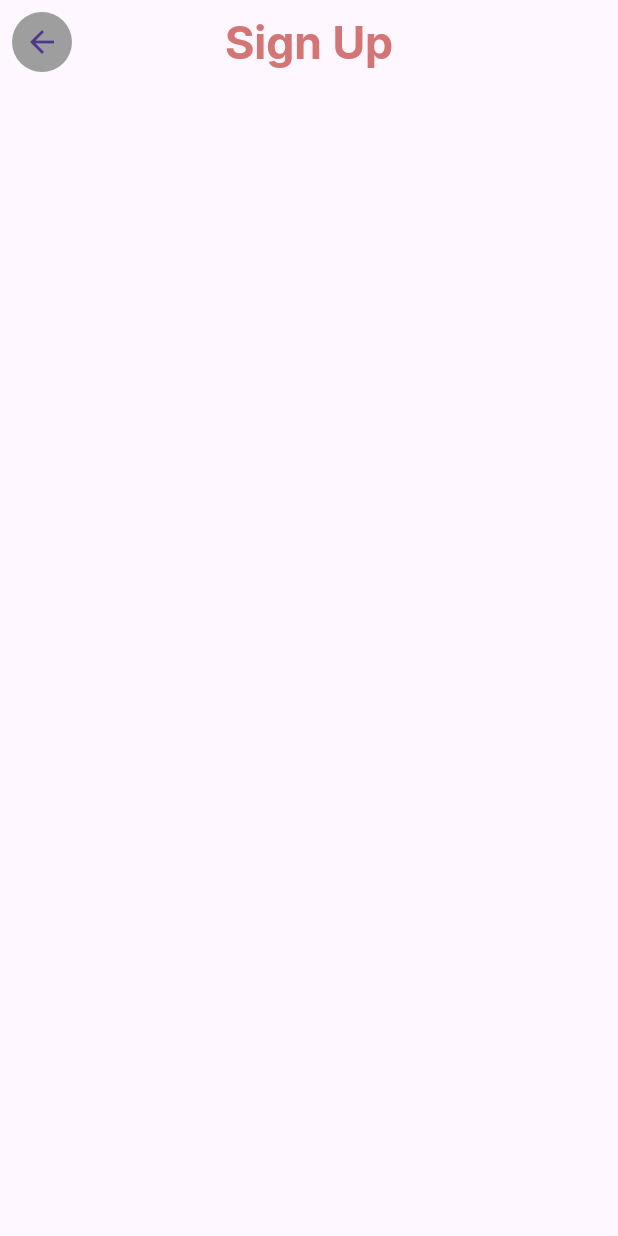
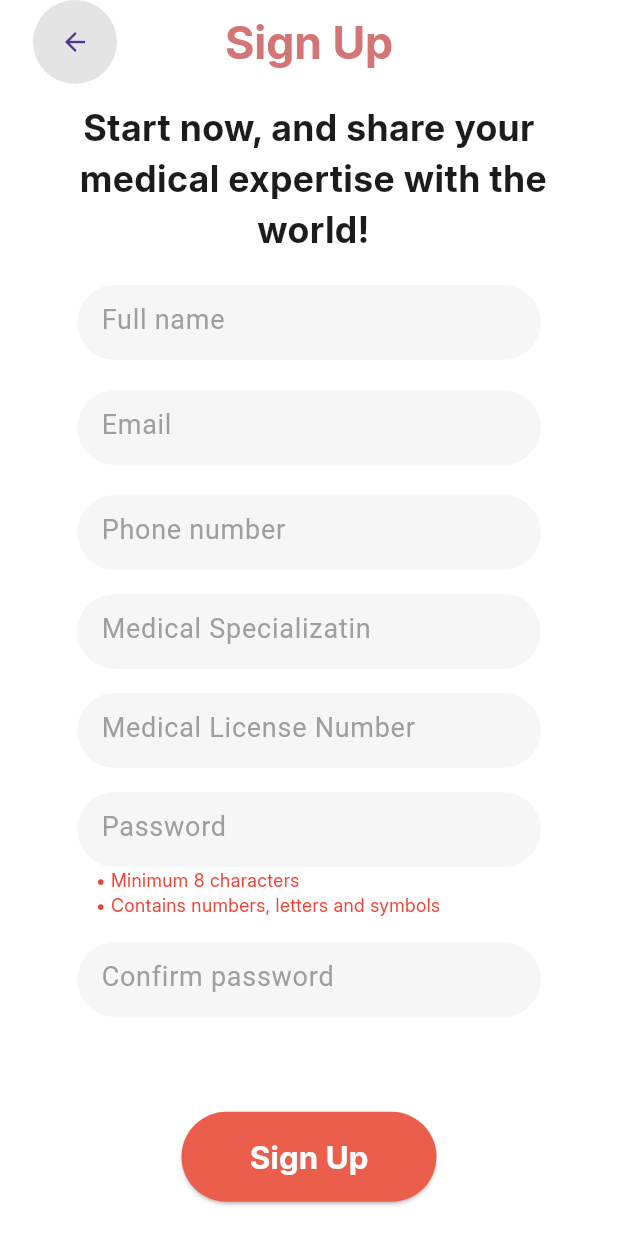
Before and after one commit to anasmohamed13/graduation_project, a Flutter app: the LoginPage screen opened directly, after a tap on an icon or button, on a phone screen of 412 x 824 dp. Run offline on Flutter 3.47's test engine with Material 3 defaults, Android fonts, the phone set to English and light mode, and no system bars.

Commit message:
finish design sign up for doctor and parnet

```diff
--- a/lib/ui/screen/sign/login/login_page.dart
+++ b/lib/ui/screen/sign/login/login_page.dart
@@ -2,6 +2,7 @@
 
 import 'package:flutter/material.dart';
 import 'package:garduationproject/ui/screen/sign/signup/signup-doctor/sign_up_doctor.dart';
+import 'package:garduationproject/ui/screen/sign/signup/signup-parent/sign_up_parent.dart';
 import 'package:garduationproject/ui/util/app_assets.dart';
 import 'package:garduationproject/ui/util/build_elevated_button.dart';
 import 'package:garduationproject/ui/util/build_text_field.dart';
@@ -178,7 +179,11 @@ class _LoginPageState extends State<LoginPage> {
               ),
               TextButton(
                 onPressed: () {
-                  Navigator.pushNamed(context, SignUpDoctor.routeName);
+                  if (widget.user == 'Doctor') {
+                    Navigator.pushNamed(context, SignUpDoctor.routeName);
+                  } else {
+                    Navigator.pushNamed(context, SignUpParent.routeName);
+                  }
                 },
                 child: const Text(
                   'haven`t account?',
@@ -212,7 +217,7 @@ class _LoginPageState extends State<LoginPage> {
               const SizedBox(height: 20),
               const ChoosingLogin(),
               const SizedBox(height: 20),
-              buildElevatedButton('login'),
+              buildElevatedButton('login', const Color(0xff5c7ad4), 40, 350),
             ],
           ),
         ),
--- a/lib/ui/screen/sign/signup/sign_up_page.dart
+++ b/lib/ui/screen/sign/signup/sign_up_page.dart
@@ -1,7 +1,12 @@
+// ignore_for_file: avoid_unnecessary_containers
+
 import 'package:flutter/material.dart';
+import 'package:garduationproject/ui/util/build_elevated_button.dart';
+import 'package:garduationproject/ui/widget/text_form_field_sign.dart';
 
 class SignUpPage extends StatefulWidget {
-  const SignUpPage({super.key});
+  final String userType;
+  const SignUpPage({super.key, required this.userType});
 
   @override
   State<SignUpPage> createState() => _SignUpPageState();
@@ -11,7 +16,9 @@ class _SignUpPageState extends State<SignUpPage> {
   @override
   Widget build(BuildContext context) {
     return Scaffold(
+      backgroundColor: Colors.white,
       appBar: AppBar(
+        backgroundColor: Colors.transparent,
         centerTitle: true,
         title: const Text(
           "Sign Up",
@@ -22,18 +29,128 @@ class _SignUpPageState extends State<SignUpPage> {
             fontWeight: FontWeight.bold,
           ),
         ),
-        leading: Padding(
-          padding: const EdgeInsets.all(8.0),
-          child: CircleAvatar(
-            backgroundColor: Colors.grey,
-            child: IconButton(
-                onPressed: () {}, icon: const Icon(Icons.arrow_back)),
+        leadingWidth: 100,
+        leading: CircleAvatar(
+          radius: 3,
+          backgroundColor: const Color(0xffe4e4e4),
+          child: IconButton(
+            onPressed: () {
+              Navigator.pop(context);
+            },
+            icon: const Icon(Icons.arrow_back),
+            iconSize: 20,
           ),
         ),
       ),
-      body: const Column(
-        mainAxisAlignment: MainAxisAlignment.start,
-        children: [],
+      body: Center(
+        child: Stack(
+          children: [
+            Column(
+              children: [
+                const SizedBox(
+                  height: 12,
+                ),
+                const Text(
+                  'Start now, and share your\n medical expertise with the\n world!',
+                  style: TextStyle(
+                    fontFamily: 'inter',
+                    fontSize: 24,
+                    fontWeight: FontWeight.w600,
+                  ),
+                  textAlign: TextAlign.center,
+                ),
+                const SizedBox(
+                  height: 20,
+                ),
+                TextFormFieldSign(
+                    hintText: 'Full name',
+                    vlaidatorErorr: '',
+                    controller: null,
+                    borderSide: BorderSide.none,
+                    borderRadius: BorderRadius.circular(30)),
+                const SizedBox(
+                  height: 20,
+                ),
+                TextFormFieldSign(
+                    hintText: 'Email',
+                    vlaidatorErorr: '',
+                    controller: null,
+                    borderSide: BorderSide.none,
+                    borderRadius: BorderRadius.circular(30)),
+                const SizedBox(
+                  height: 20,
+                ),
+                TextFormFieldSign(
+                    hintText: 'Phone number',
+                    vlaidatorErorr: '',
+                    controller: null,
+                    borderSide: BorderSide.none,
+                    borderRadius: BorderRadius.circular(30)),
+                const SizedBox(
+                  height: 16,
+                ),
+                if (widget.userType == 'Doctor') ...[
+                  TextFormFieldSign(
+                      hintText: 'Medical Specializatin',
+                      vlaidatorErorr: '',
+                      controller: null,
+                      borderSide: BorderSide.none,
+                      borderRadius: BorderRadius.circular(30)),
+                  const SizedBox(
+                    height: 16,
+                  ),
+                  TextFormFieldSign(
+                      hintText: 'Medical License Number',
+                      vlaidatorErorr: '',
+                      controller: null,
+                      borderSide: BorderSide.none,
+                      borderRadius: BorderRadius.circular(30)),
+                ],
+                const SizedBox(
+                  height: 16,
+                ),
+                TextFormFieldSign(
+                    hintText: 'Password',
+                    vlaidatorErorr: '',
+                    controller: null,
+                    borderSide: BorderSide.none,
+                    borderRadius: BorderRadius.circular(30)),
+                const Align(
+                  alignment: Alignment(-0.3, 2),
+                  child: Text(
+                    '• Minimum 8 characters\n• Contains numbers, letters and symbols',
+                    style: TextStyle(
+                        color: Colors.red,
+                        fontSize: 12,
+                        fontFamily: 'inter',
+                        fontWeight: FontWeight.w500),
+                    textAlign: TextAlign.start,
+                  ),
+                ),
+                const SizedBox(
+                  height: 16,
+                ),
+                TextFormFieldSign(
+                    hintText: 'Confirm password',
+                    vlaidatorErorr: '',
+                    controller: null,
+                    borderSide: BorderSide.none,
+                    borderRadius: BorderRadius.circular(30)),
+                const SizedBox(
+                  height: 10,
+                ),
+                const Spacer(
+                  flex: 7,
+                ),
+                buildElevatedButton(
+                    'Sign Up', const Color(0xffec5e4c), 60, 170),
+                const Spacer(
+                  flex: 3,
+                ),
+              ],
+            ),
+          ],
+        ),
       ),
     );
   }
--- a/lib/ui/screen/sign/signup/signup-doctor/sign_up_doctor.dart
+++ b/lib/ui/screen/sign/signup/signup-doctor/sign_up_doctor.dart
@@ -7,6 +7,8 @@ class SignUpDoctor extends StatelessWidget {
 
   @override
   Widget build(BuildContext context) {
-    return const SignUpPage();
+    return const SignUpPage(
+      userType: 'Doctor',
+    );
   }
 }
--- a/lib/ui/screen/sign/signup/signup-parent/sign_up_parent.dart
+++ b/lib/ui/screen/sign/signup/signup-parent/sign_up_parent.dart
@@ -1,4 +1,5 @@
 import 'package:flutter/material.dart';
+import 'package:garduationproject/ui/screen/sign/signup/sign_up_page.dart';
 
 class SignUpParent extends StatelessWidget {
   static const String routeName = 'SignUpParent';
@@ -6,6 +7,8 @@ class SignUpParent extends StatelessWidget {
 
   @override
   Widget build(BuildContext context) {
-    return const Placeholder();
+    return const SignUpPage(
+      userType: 'Parent',
+    );
   }
 }
--- a/lib/ui/screen/sign/signup/signup-patient/sign_up_patient.dart
+++ b/lib/ui/screen/sign/signup/signup-patient/sign_up_patient.dart
@@ -55,7 +55,7 @@ class _SignUpPatientState extends State<SignUpPatient> {
                   const SizedBox(
                     height: 25,
                   ),
-                  BuildTextFormFiled(
+                  BuildTextFormFiledpatient(
                     hintText: null,
                     text: 'First Name',
                     vlaidatorErorr: 'Enter your first name',
@@ -72,7 +72,7 @@ class _SignUpPatientState extends State<SignUpPatient> {
                       Expanded(child: buildGenderDropDown()),
                       const SizedBox(width: 50),
                       Expanded(
-                        child: BuildTextFormFiled(
+                        child: BuildTextFormFiledpatient(
                           hintText: null,
                           text: 'Age',
                           vlaidatorErorr: 'eneter your age',
@@ -86,7 +86,7 @@ class _SignUpPatientState extends State<SignUpPatient> {
                   const SizedBox(
                     height: 16,
                   ),
-                  BuildTextFormFiled(
+                  BuildTextFormFiledpatient(
                     hintText: null,
                     text: 'Parent Email',
                     vlaidatorErorr: 'eneter your parent email',
@@ -97,7 +97,7 @@ class _SignUpPatientState extends State<SignUpPatient> {
                   const SizedBox(
                     height: 20,
                   ),
-                  BuildTextFormFiled(
+                  BuildTextFormFiledpatient(
                     hintText:
                         '1-3 favorite things like... trucks, zoo animals, books, to include throughout.',
                     text: 'physical description',
--- a/lib/ui/util/app_assets.dart
+++ b/lib/ui/util/app_assets.dart
@@ -19,4 +19,5 @@ abstract class AppAssets {
   static const String backPatientIcon = 'assets/image/backpatienticon.png';
   static const String cuteCat = 'assets/image/cuteCat.gif';
   static const String groupCuteCat = 'assets/image/groupcutecate.webp';
+  static const String fuunyCat = 'assets/image/funnycat.webp';
 }
--- a/lib/ui/util/build_elevated_button.dart
+++ b/lib/ui/util/build_elevated_button.dart
@@ -1,12 +1,17 @@
 import 'package:flutter/material.dart';
 
-buildElevatedButton(String text) {
+buildElevatedButton(String text, Color color, double width, double height) {
   return ElevatedButton(
     onPressed: () {},
     style: ElevatedButton.styleFrom(
-      backgroundColor: Colors.blue,
-      minimumSize: const Size.fromHeight(50),
+        backgroundColor: color, fixedSize: Size(height, width)),
+    child: Text(
+      text,
+      style: const TextStyle(
+          fontFamily: 'inter',
+          fontSize: 21,
+          color: Colors.white,
+          fontWeight: FontWeight.w600),
     ),
-    child: Text(text),
   );
 }
--- a/lib/ui/widget/build_text_form_filed.dart
+++ b/lib/ui/widget/build_text_form_filed.dart
@@ -2,16 +2,16 @@
 
 import 'package:flutter/material.dart';
 
-class BuildTextFormFiled extends StatelessWidget {
+class BuildTextFormFiledpatient extends StatelessWidget {
   late String? hintText;
   late String? text;
   late String? vlaidatorErorr;
   late int? maxline;
-  late TextEditingController controller;
+  late TextEditingController? controller;
   BorderSide borderSide;
   BorderRadius borderRadius;
 
-  BuildTextFormFiled(
+  BuildTextFormFiledpatient(
       {super.key,
       required this.hintText,
       required this.text,
--- /dev/null
+++ b/lib/ui/widget/text_form_field_sign.dart
@@ -0,0 +1,46 @@
+// ignore_for_file: must_be_immutable, avoid_unnecessary_containers, sized_box_for_whitespace
+
+import 'package:flutter/material.dart';
+
+class TextFormFieldSign extends StatelessWidget {
+  late String? hintText;
+
+  late String? vlaidatorErorr;
+
+  late TextEditingController? controller;
+  BorderSide borderSide;
+  BorderRadius borderRadius;
+  TextFormFieldSign(
+      {super.key,
+      required this.hintText,
+      required this.vlaidatorErorr,
+      required this.controller,
+      required this.borderSide,
+      required this.borderRadius});
+
+  @override
+  Widget build(BuildContext context) {
+    return Container(
+      height: 50,
+      width: MediaQuery.of(context).size.width * 0.75,
+      child: TextFormField(
+        controller: controller,
+        decoration: InputDecoration(
+            hintText: hintText,
+            hintStyle: const TextStyle(fontSize: 18, color: Colors.grey),
+            border: OutlineInputBorder(
+              borderSide: borderSide,
+              borderRadius: borderRadius,
+            ),
+            filled: true,
+            fillColor: const Color(0xfff6f6f6)),
+        validator: (value) {
+          if (value == null || value.isEmpty) {
+            return vlaidatorErorr;
+          }
+          return null;
+        },
+      ),
+    );
+  }
+}
```
Also changed, not shown: assets/image/funnycat.webp (added).
